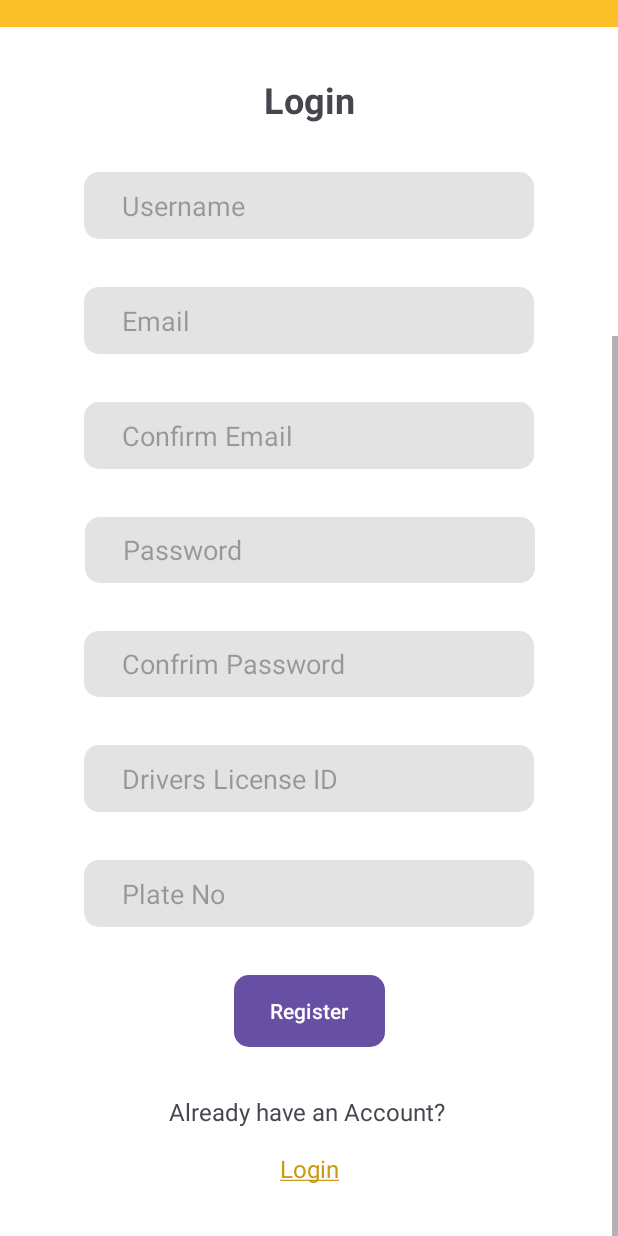
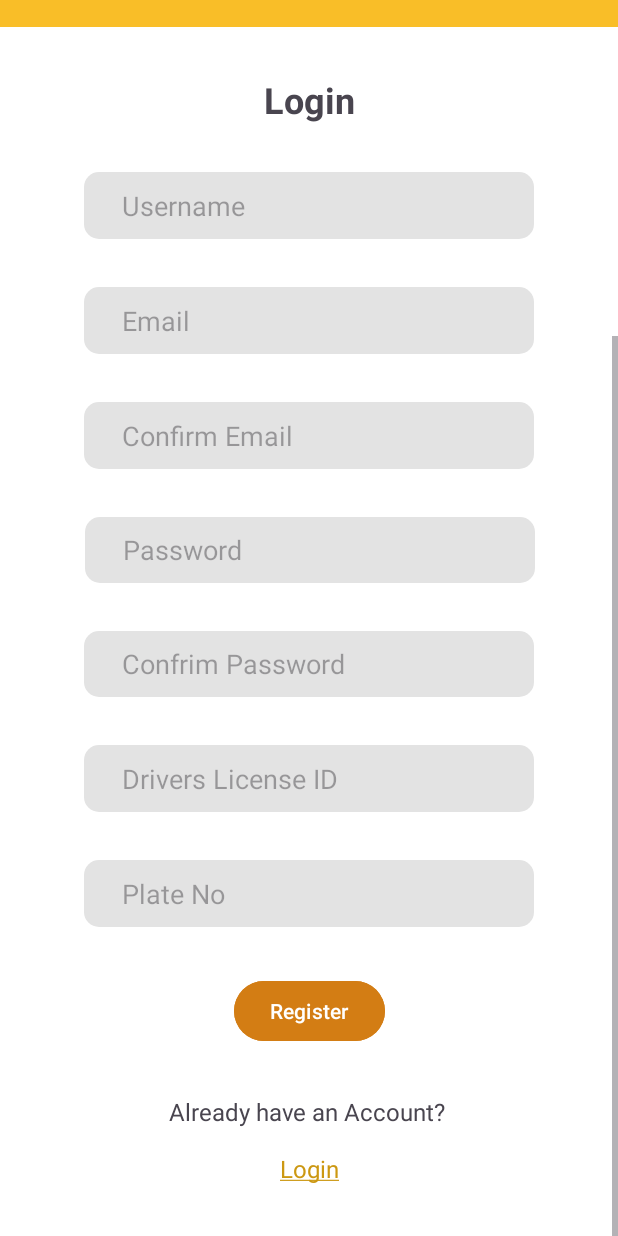
Before and after one commit to NicHerce/MOBDEV-MCO, an Android app: the RegisterActivity screen opened directly, with no data from a screen before it, scrolled down 307 dp, on a phone screen of 412 x 824 dp. Run offline under Robolectric (Android 15) with nearby library versions, the phone set to English and light mode, and no system bars.

Commit message:
Quick change to register page. i.e. button fix

```diff
--- a/app/src/main/res/layout/activity_register.xml
+++ b/app/src/main/res/layout/activity_register.xml
@@ -138,7 +138,6 @@
                     android:layout_width="wrap_content"
                     android:layout_height="wrap_content"
                     android:layout_marginTop="32dp"
-                    android:background="@drawable/edittext_rounded_background"
                     android:backgroundTint="#D37D14"
                     android:text="Register"
                     app:layout_constraintEnd_toEndOf="parent"
```
